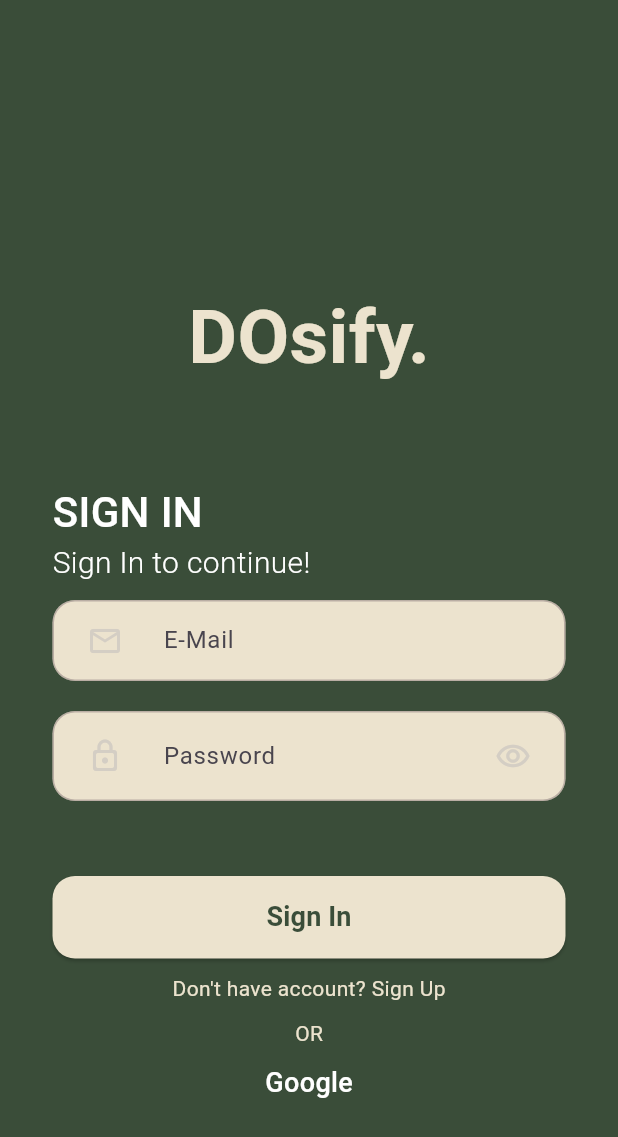
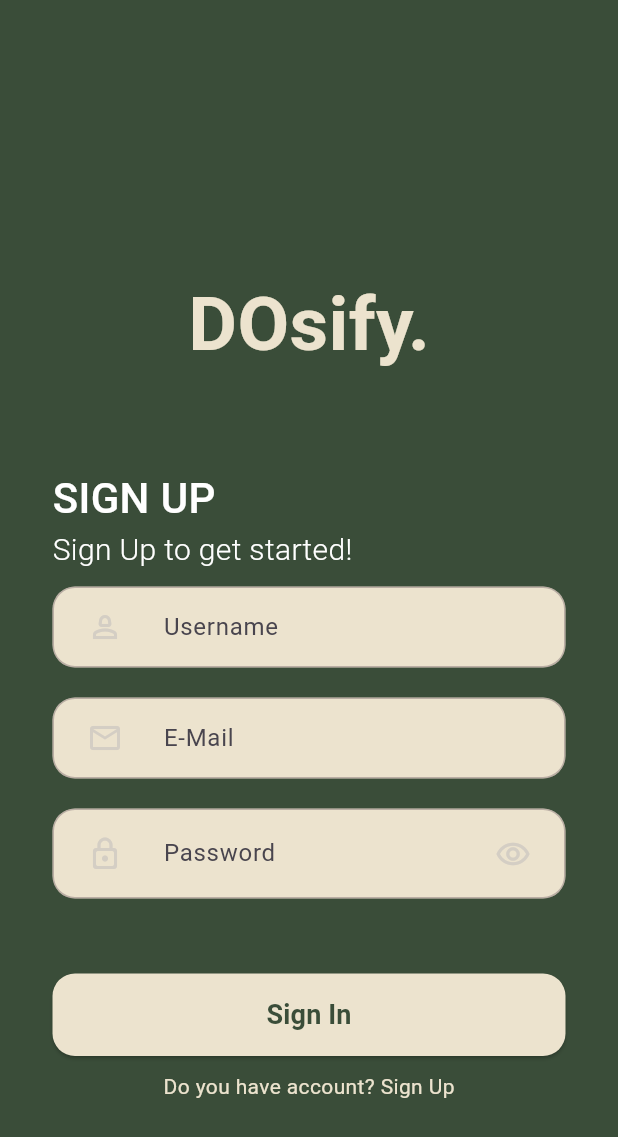
Before and after one commit to Wery-wer/DOsify-App, a Flutter app: the screen it shows after launch, on a phone screen of 412 x 824 dp. Shown: the top 1137 px of the screen. Run offline on Flutter 3.47's test engine with Material 3 defaults, Android fonts, the phone set to English and light mode, and no system bars; Roboto replaces fonts that are missing (Poppins).

Commit message:
registrasi

```diff
--- a/lib/main.dart
+++ b/lib/main.dart
@@ -1,5 +1,6 @@
 import 'package:dosify_app/screen/HomePage.dart';
 import 'package:dosify_app/screen/Login.dart';
+import 'package:dosify_app/screen/Registrasi.dart';
 import 'package:dosify_app/screen/splashscreen.dart';
 import 'package:flutter/material.dart';
 
@@ -18,7 +19,7 @@
       theme: ThemeData(
         colorScheme: ColorScheme.fromSeed(seedColor: Colors.deepPurple),
       ),
-      home: const LoginPage(),
+      home: const RegistrasiPage(),
     );
   }
 }
--- a/lib/screen/Registrasi.dart
+++ b/lib/screen/Registrasi.dart
@@ -0,0 +1,110 @@
+import 'package:dosify_app/widget/UsernameForm.dart';
+import 'package:flutter/material.dart';
+import 'package:dosify_app/utils/constants/colors.dart';
+import 'package:dosify_app/utils/constants/text_string.dart';
+import 'package:dosify_app/widget/PasswordForm.dart';
+import 'package:dosify_app/widget/loginForm.dart';
+
+class RegistrasiPage extends StatefulWidget {
+  const RegistrasiPage({super.key});
+
+  @override
+  State<RegistrasiPage> createState() => _RegistrasiPageState();
+}
+
+class _RegistrasiPageState extends State<RegistrasiPage> {
+  TextEditingController usernameController = TextEditingController();
+  TextEditingController emailController = TextEditingController();
+  TextEditingController passwordController = TextEditingController();
+  @override
+  Widget build(BuildContext context) {
+    return Scaffold(
+        backgroundColor: Color(0xFF3A4D39),
+        body: Center(
+          child: SingleChildScrollView(
+            child: Column(
+              mainAxisAlignment: MainAxisAlignment.center,
+              crossAxisAlignment: CrossAxisAlignment.start,
+              children: [
+                Padding(
+                  padding: EdgeInsets.only(top: 100),
+                  child: Container(
+                    alignment: Alignment.center,
+                    child: Text(
+                      'DOsify.',
+                      style: TextStyle(
+                        color: Color(0xFFECE3CE),
+                        fontSize: 50,
+                        fontWeight: FontWeight.bold,
+                      ),
+                    ),
+                  ),
+                ),
+                SizedBox(height: 60),
+                Container(
+                  margin: EdgeInsets.symmetric(horizontal: 35),
+                  child: Text(
+                    "SIGN UP",
+                    style: TextStyle(
+                        fontSize: 28,
+                        fontFamily: 'Poppins',
+                        fontWeight: FontWeight.w500,
+                        color: GColors.textWhite),
+                  ),
+                ),
+                Container(
+                  margin: EdgeInsets.symmetric(horizontal: 35),
+                  child: Text("Sign Up to get started!",
+                      style: TextStyle(
+                          fontSize: 20,
+                          fontFamily: 'Poppins',
+                          fontWeight: FontWeight.w300,
+                          color: GColors.textWhite)),
+                ),
+                SizedBox(height: 10),
+                UsernameForm(
+                    hintText: GTexts.username, controller: usernameController),
+                SizedBox(height: 20),
+                LoginForm(hintText: GTexts.email, controller: emailController),
+                SizedBox(height: 20),
+                PasswordForm(
+                    hintText: GTexts.password, controller: passwordController),
+                SizedBox(height: 50),
+                Container(
+                  margin: EdgeInsets.symmetric(horizontal: 35),
+                  alignment: Alignment.center,
+                  child: ElevatedButton(
+                    onPressed: () {},
+                    style: ElevatedButton.styleFrom(
+                        backgroundColor: GColors.textTitle,
+                        shape: RoundedRectangleBorder(
+                            borderRadius: BorderRadius.circular(15)),
+                        minimumSize: Size(double.infinity, 55)),
+                    child: Text(
+                      GTexts.signIn,
+                      style: TextStyle(
+                          fontFamily: 'Poppins',
+                          color: GColors.textPrimary,
+                          fontWeight: FontWeight.bold,
+                          fontSize: 18),
+                    ),
+                  ),
+                ),
+                SizedBox(height: 10),
+                Container(
+                  alignment: Alignment.center,
+                  child: InkWell(
+                    child: Text(
+                      "Do you have account? Sign Up",
+                      style: TextStyle(color: GColors.textTitle),
+                    ),
+                    onTap: () {},
+                  ),
+                ),
+                SizedBox(height: 10),
+              ],
+            ),
+          ),
+        ));
+  }
+}
--- a/lib/utils/constants/colors.dart
+++ b/lib/utils/constants/colors.dart
@@ -4,7 +4,7 @@
   GColors._();
 
   // Background colors
-  static const Color primaryBackground = Color(0x3A4D39);
+  static const Color primaryBackground = Color(0xFF3A4D39);
   static const Color secondaryBackground = Color(0x4F6F52);
 
   // Text Colors
--- /dev/null
+++ b/lib/widget/UsernameForm.dart
@@ -0,0 +1,56 @@
+import 'package:flutter/material.dart';
+import 'package:dosify_app/utils/constants/colors.dart';
+
+class UsernameForm extends StatefulWidget {
+  final TextEditingController controller;
+  final String hintText;
+  const UsernameForm(
+      {super.key, required this.hintText, required this.controller});
+
+  @override
+  State<UsernameForm> createState() => _UsernameFormState();
+}
+
+class _UsernameFormState extends State<UsernameForm> {
+  @override
+  Widget build(BuildContext context) {
+    return Container(
+      margin: EdgeInsets.symmetric(horizontal: 35),
+      child: TextField(
+        controller: widget.controller,
+        style: const TextStyle(
+            // color: Color.fromARGB(255, 0, 0, 0),
+            ),
+        obscureText: false,
+        decoration: InputDecoration(
+          contentPadding: EdgeInsets.symmetric(
+              vertical: 15), //Change this value to custom as you like
+          // isDense: true,
+          filled: true,
+          fillColor: GColors.textTitle,
+          hintText: widget.hintText,
+          hintStyle: TextStyle(
+            fontSize: 16,
+          ),
+          prefixIconConstraints: BoxConstraints(minWidth: 70),
+          prefixIcon: Icon(Icons.person_2_outlined),
+          prefixIconColor: Color.fromARGB(137, 191, 187, 187),
+          enabledBorder: OutlineInputBorder(
+            borderSide:
+                BorderSide(color: Color.fromARGB(131, 138, 124, 124), width: 1),
+            borderRadius: BorderRadius.all(
+              Radius.circular(15),
+            ),
+          ),
+          focusedBorder: OutlineInputBorder(
+            borderSide:
+                BorderSide(color: Color.fromARGB(249, 247, 220, 220), width: 1),
+            borderRadius: BorderRadius.all(
+              Radius.circular(30),
+            ),
+          ),
+        ),
+      ),
+    );
+  }
+}
```
